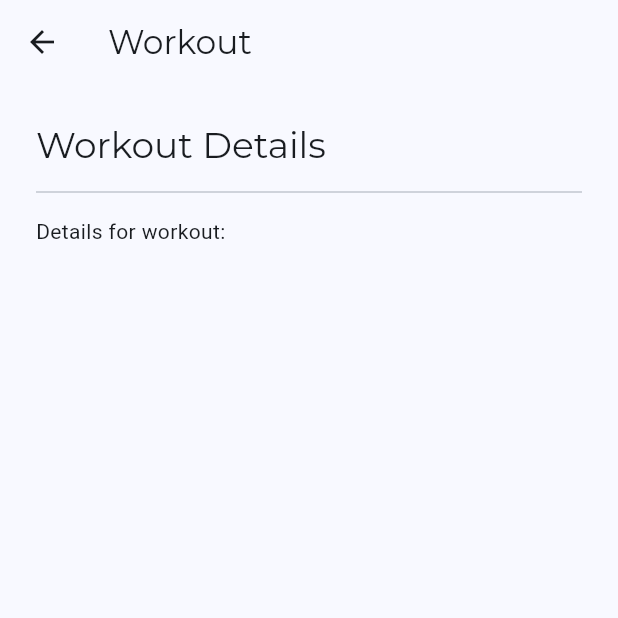
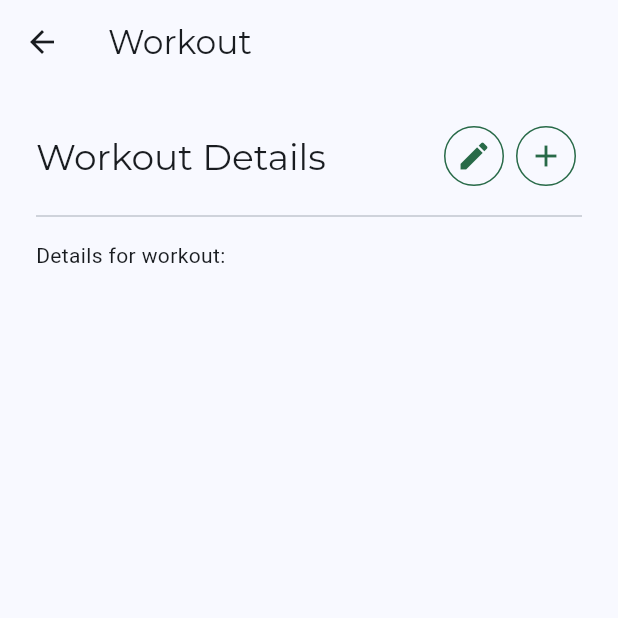
Before and after one commit to elder-software/fit-tick, a Flutter app: the WorkoutScreen screen opened by its route, on a phone screen of 412 x 824 dp, the top half of it. Run offline on Flutter 3.47's test engine with Material 3 defaults, Android fonts, the phone set to English and light mode, and no system bars; our stand-ins replace bloc, cloud_firestore, equatable, firebase_auth, firebase_core, flutter_bloc and 2 more; accounts and stored records are empty; generated files the repository leaves out were written again; network calls fail; statements that could not run were skipped.

Commit message:
added icons to header

```diff
--- a/lib/features/workout/workout_screen.dart
+++ b/lib/features/workout/workout_screen.dart
@@ -1,6 +1,7 @@
 import 'package:fit_tick_mobile/data/exercise/exercise.dart';
 import 'package:fit_tick_mobile/data/workout/workout.dart';
 import 'package:fit_tick_mobile/features/workout/workout_bloc.dart';
+import 'package:fit_tick_mobile/ui/icon.dart';
 import 'package:fit_tick_mobile/ui/standard_screen.dart';
 import 'package:flutter/material.dart';
 import 'package:flutter_bloc/flutter_bloc.dart';
@@ -28,7 +29,13 @@ class _WorkoutScreenState extends State<WorkoutScreen> {
 
     return FitTickStandardScreen(
       topBarTitle: 'Workout',
-      pageTitle: 'Workout Details',
+      pageTitle:  'Workout Details',
+      pageTitleButtons: Row(
+        children: [
+          StyledIconButton(icon: Icons.edit, onPressed: () => {}),
+          StyledIconButton(icon: Icons.add, onPressed: () => {}),
+        ],
+      ),
       leading: IconButton(
         icon: const Icon(Icons.arrow_back),
         onPressed: () => Navigator.of(context).pop(),
--- /dev/null
+++ b/lib/ui/icon.dart
@@ -0,0 +1,31 @@
+import 'package:flutter/material.dart';
+
+class StyledIconButton extends StatelessWidget {
+  final IconData icon;
+  final VoidCallback onPressed;
+
+  const StyledIconButton({
+    super.key,
+    required this.icon,
+    required this.onPressed,
+  });
+
+  @override
+  Widget build(BuildContext context) {
+    final theme = Theme.of(context);
+    return IconButton(
+      color: theme.colorScheme.primary,
+      icon: Icon(icon),
+      onPressed: onPressed,
+      style: ButtonStyle(
+        shape: WidgetStateProperty.all<OutlinedBorder?>(const CircleBorder()),
+        side: WidgetStateProperty.all<BorderSide?>(
+          BorderSide(
+            color: theme.colorScheme.primary,
+            width: 1.0,
+          ),
+        ),
+      ),
+    );
+  }
+}
--- a/lib/ui/standard_screen.dart
+++ b/lib/ui/standard_screen.dart
@@ -3,6 +3,7 @@ import 'package:flutter/material.dart';
 class FitTickStandardScreen extends StatelessWidget {
   final String topBarTitle;
   final String pageTitle;
+  final Widget? pageTitleButtons;
   final List<Widget> children;
   final Widget? floatingActionButton;
   final FloatingActionButtonLocation? floatingActionButtonLocation;
@@ -14,6 +15,7 @@ class FitTickStandardScreen extends StatelessWidget {
     required this.topBarTitle,
     required this.pageTitle,
     required this.children,
+    this.pageTitleButtons,
     this.floatingActionButton,
     this.floatingActionButtonLocation,
     this.leading,
@@ -35,7 +37,13 @@ class FitTickStandardScreen extends StatelessWidget {
         child: Column(
           crossAxisAlignment: CrossAxisAlignment.start,
           children: [
-            Text(pageTitle, style: theme.textTheme.headlineSmall),
+            Row(
+              mainAxisAlignment: MainAxisAlignment.spaceBetween,
+              children: [
+                Text(pageTitle, style: theme.textTheme.headlineSmall),
+                if (pageTitleButtons != null) pageTitleButtons!,
+              ],
+            ),
             const Divider(height: 32.0),
             Expanded(
               // Wrap children in a Column in case there are multiple
```
